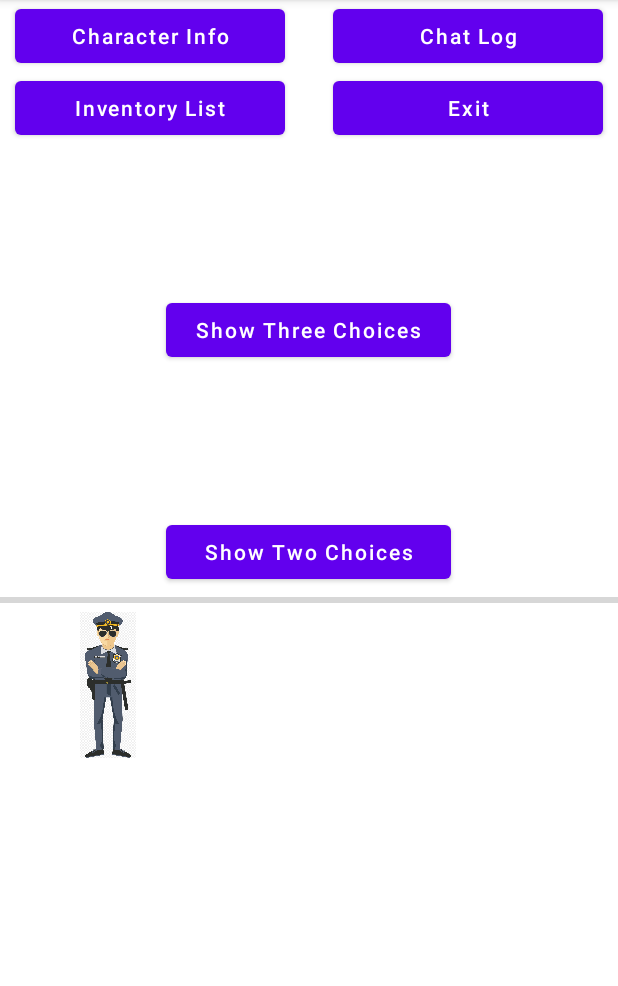
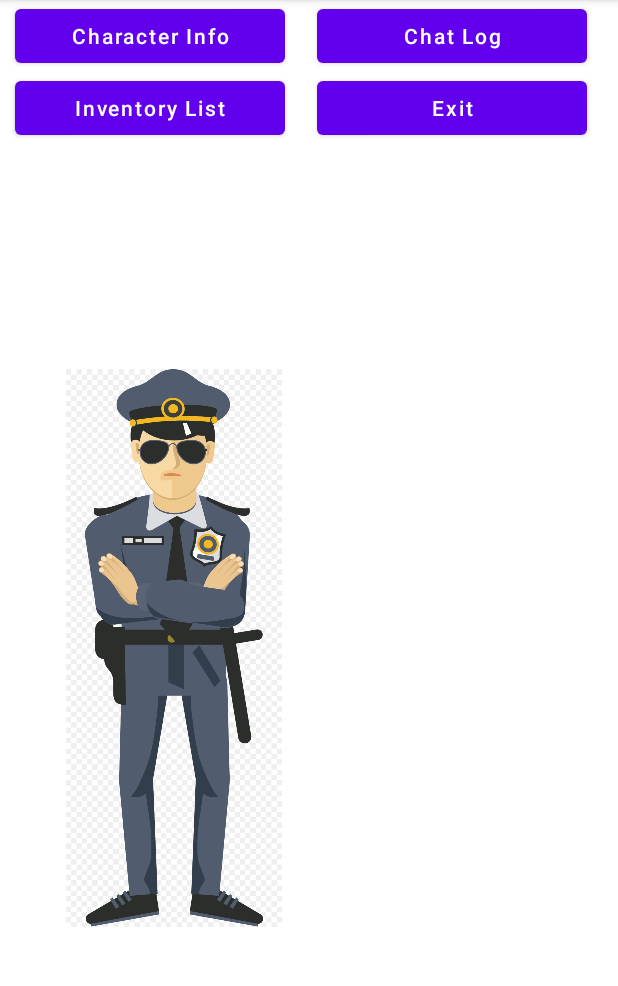
Before and after one commit to tinkerjyc/Elysium-Adventure, an Android app: the screen it shows after launch (TopButtonActivity), on a phone screen of 412 x 824 dp, the part 84-1070 px from its top. Run offline under Robolectric (Android 15) with nearby library versions, the phone set to English and light mode, and no system bars; our stand-ins replace Firebase (no records; nobody signed in at launch, a user with empty details on screens opened directly), Picasso.

Commit message:
Remove button icons and progress bar

```diff
--- a/app/src/main/java/neu/madm/awesome/TopButtonActivity.java
+++ b/app/src/main/java/neu/madm/awesome/TopButtonActivity.java
@@ -94,7 +94,6 @@ public class TopButtonActivity extends AppCompatActivity {
 
     private static final int PICK_IMAGE_REQUEST = 1;
 
-    private ProgressBar mProgressBar;
     private Uri mImageUri;
     private ImageButton mImageButton;
 
@@ -138,25 +137,6 @@ public class TopButtonActivity extends AppCompatActivity {
             }
         });
 
-        //Show choice frame
-        Button threeChoiceBtn = (Button) findViewById(R.id.showThreeChoice);
-        threeChoiceBtn.setOnClickListener(new View.OnClickListener() {
-
-            @Override
-            public void onClick(View v) {
-                showPopWindowThreeChoice(R.layout.activity_three_choice);
-            }
-        });
-        Button twoChoiceBtn = (Button) findViewById(R.id.showTwoChoice);
-        twoChoiceBtn.setOnClickListener(new View.OnClickListener() {
-
-            @Override
-            public void onClick(View v) {
-                showPopWindowThreeChoice(R.layout.activity_two_choice);
-            }
-        });
-
-        mProgressBar = findViewById(R.id.progress_bar);
         mStorageRef = FirebaseStorage.getInstance().getReference("inventory");
         mDatabaseRef = FirebaseDatabase.getInstance().getReference("inventory");
     }
@@ -334,7 +314,7 @@ public class TopButtonActivity extends AppCompatActivity {
         popupWindow.setClippingEnabled(false);
         popupWindow.setOutsideTouchable(true);
 
-        popupWindow.showAtLocation(TopButtonActivity.this.findViewById(R.id.showThreeChoice), Gravity.BOTTOM, 0, 0);
+        popupWindow.showAtLocation(TopButtonActivity.this.findViewById(R.id.imageView2), Gravity.BOTTOM, 0, 0);
 
         if (activity == R.layout.activity_three_choice) {
             Button option1 = (Button) customView.findViewById(R.id.option1);
@@ -482,12 +462,12 @@ public class TopButtonActivity extends AppCompatActivity {
                         @Override
                         public void onSuccess(UploadTask.TaskSnapshot taskSnapshot) {
                             Handler handler = new Handler();
-                            handler.postDelayed(new Runnable() {
+/*                            handler.postDelayed(new Runnable() {
                                 @Override
                                 public void run() {
                                     mProgressBar.setProgress(0);
                                 }
-                            }, 500);
+                            }, 500);*/
 
                             Toast.makeText(TopButtonActivity.this, "Upload successful", Toast.LENGTH_LONG).show();
 /*                            Upload upload = new Upload(currName,
@@ -509,13 +489,6 @@ public class TopButtonActivity extends AppCompatActivity {
                         public void onFailure(@NonNull Exception e) {
                             Toast.makeText(TopButtonActivity.this, e.getMessage(), Toast.LENGTH_SHORT).show();
                         }
-                    })
-                    .addOnProgressListener(new OnProgressListener<UploadTask.TaskSnapshot>() {
-                        @Override
-                        public void onProgress(UploadTask.TaskSnapshot taskSnapshot) {
-                            double progress = (100.0 * taskSnapshot.getBytesTransferred() / taskSnapshot.getTotalByteCount());
-                            mProgressBar.setProgress((int) progress);
-                        }
                     });
         }
         else
--- a/app/src/main/res/layout/activity_top_button.xml
+++ b/app/src/main/res/layout/activity_top_button.xml
@@ -10,92 +10,70 @@
     android:id="@+id/topBtnFrame"
     >
 
-        <LinearLayout
+    <androidx.constraintlayout.widget.ConstraintLayout
+        android:id="@+id/linearLayout"
         android:layout_width="match_parent"
-            android:layout_height="match_parent"
-            android:orientation="vertical">
+        android:layout_height="match_parent">
 
         <Button
             android:id="@+id/character_info"
             android:layout_width="180dp"
             android:layout_height="wrap_content"
-                android:layout_marginLeft="10dp"
             android:onClick="onClickCharacterInfoButton"
             android:text="Character Info"
-                android:textAllCaps="false" />
+            android:textAllCaps="false"
+            app:layout_constraintBottom_toTopOf="@+id/stop_progress"
+            app:layout_constraintEnd_toEndOf="@+id/stop_progress"
+            app:layout_constraintStart_toStartOf="@+id/stop_progress"
+            app:layout_constraintTop_toTopOf="parent" />
 
         <Button
             android:id="@+id/stop_progress"
             android:layout_width="180dp"
             android:layout_height="wrap_content"
+            android:layout_marginStart="10dp"
             android:layout_marginLeft="10dp"
             android:onClick="onClickInventoryButton"
             android:text="Inventory List"
-                android:textAllCaps="false" />
-
-            <Button
-                android:id="@+id/showThreeChoice"
-                android:layout_width="190dp"
-                android:layout_height="wrap_content"
-                android:layout_gravity="center"
-                android:layout_marginTop="100dp"
-                android:text="Show Three Choices"
-                android:textAllCaps="false" />
-
-            <Button
-                android:id="@+id/showTwoChoice"
-                android:layout_width="190dp"
-                android:layout_height="wrap_content"
-                android:layout_gravity="center"
-                android:layout_marginTop="100dp"
-                android:text="Show Two Choices"
-                android:textAllCaps="false" />
-
-            <ProgressBar
-                android:id="@+id/progress_bar"
-                style="@style/Widget.AppCompat.ProgressBar.Horizontal"
-                android:layout_width="match_parent"
-                android:layout_height="wrap_content"
-                android:layout_alignParentStart="true"
-                app:layout_constraintEnd_toEndOf="parent"
-                app:layout_constraintHorizontal_bias="0.0"
+            android:textAllCaps="false"
+            app:layout_constraintBottom_toTopOf="@+id/imageView2"
             app:layout_constraintStart_toStartOf="parent"
-                tools:ignore="MissingConstraints"
-                tools:layout_editor_absoluteY="410dp" />
+            app:layout_constraintTop_toBottomOf="@+id/character_info" />
 
         <ImageView
             android:id="@+id/imageView2"
             android:layout_width="144dp"
-                android:layout_height="97dp"
+            android:layout_height="0dp"
+
+            android:layout_marginStart="44dp"
             android:onClick="OfficerOnClick"
+            app:layout_constraintBottom_toBottomOf="parent"
+            app:layout_constraintStart_toStartOf="parent"
+            app:layout_constraintTop_toBottomOf="@+id/stop_progress"
             app:srcCompat="@drawable/officer" />
-
-        </LinearLayout>
-
-    <LinearLayout
-        android:layout_width="match_parent"
-        android:layout_height="match_parent"
-        android:orientation="vertical">
 
         <Button
             android:id="@+id/remove_actions"
             android:layout_width="180dp"
             android:layout_height="wrap_content"
-            android:layout_gravity="right"
-            android:layout_marginRight="10dp"
             android:onClick="onclickChatLogbutton"
             android:text="Chat Log"
-            android:textAllCaps="false" />
+            android:textAllCaps="false"
+            app:layout_constraintBottom_toTopOf="@+id/exitbtn"
+            app:layout_constraintEnd_toEndOf="parent"
+            app:layout_constraintHorizontal_bias="0.512"
+            app:layout_constraintStart_toEndOf="@+id/character_info" />
 
         <Button
             android:id="@+id/exitbtn"
             android:layout_width="180dp"
             android:layout_height="wrap_content"
-            android:layout_gravity="right"
-            android:layout_marginRight="10dp"
             android:text="Exit"
-            android:textAllCaps="false" />
+            android:textAllCaps="false"
+            app:layout_constraintTop_toBottomOf="@+id/remove_actions"
+            app:layout_constraintEnd_toEndOf="parent"
+            app:layout_constraintStart_toEndOf="@+id/stop_progress" />
 
-    </LinearLayout>
+    </androidx.constraintlayout.widget.ConstraintLayout>
 
 </FrameLayout>
```
Lines whose indentation alone changed are shown as unchanged.
